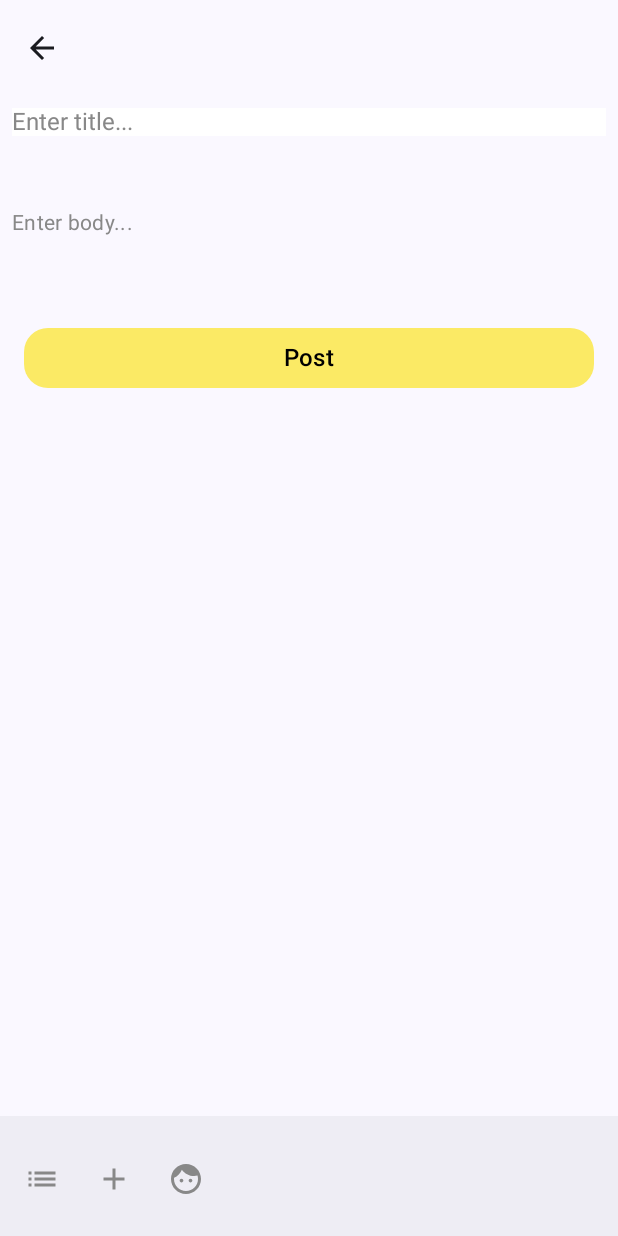
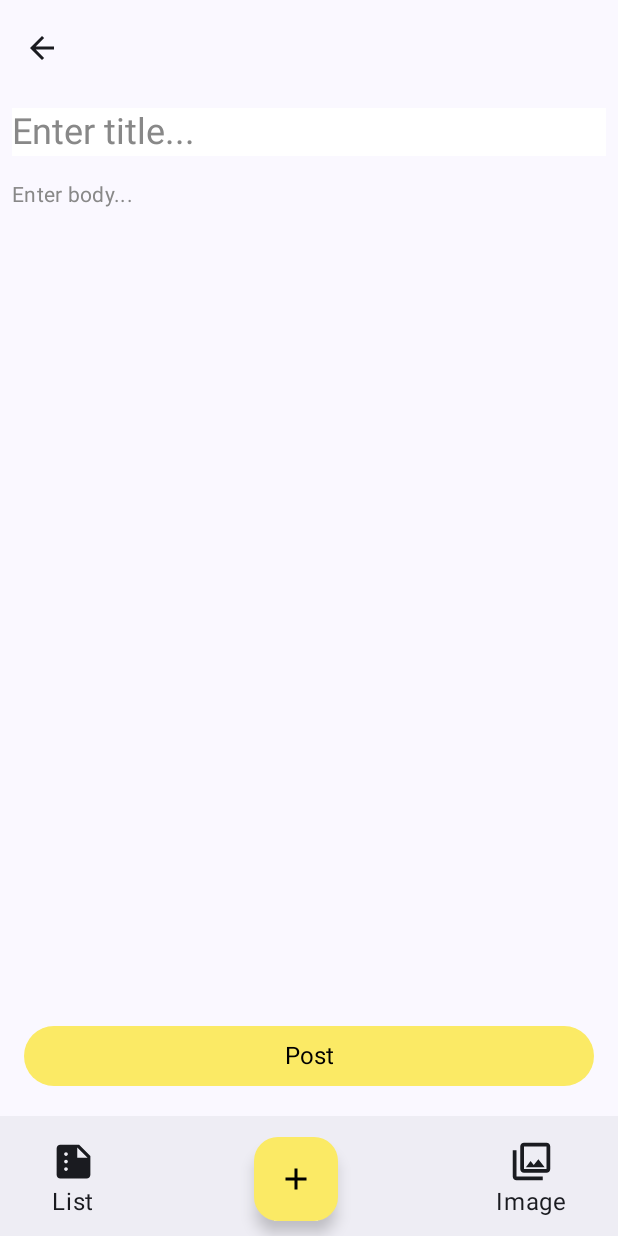
Before and after one commit to mikaaali/crud-playground, an Android app built with Jetpack Compose: the EditScreen screen opened through its navigation route, on a phone screen of 412 x 824 dp. Run offline under Robolectric (Android 15) with nearby library versions, the phone set to English and light mode, and no system bars; network calls fail.

Commit message:
update UI to look more modern

```diff
--- a/app/src/main/java/com/mikali/crudplayground/navigation/NavigationComponent.kt
+++ b/app/src/main/java/com/mikali/crudplayground/navigation/NavigationComponent.kt
@@ -1,30 +1,39 @@
 package com.mikali.crudplayground.navigation
 
-import androidx.compose.material3.ExperimentalMaterial3Api
-import androidx.compose.material3.Scaffold
+import androidx.compose.foundation.layout.Box
+import androidx.compose.foundation.layout.Column
+import androidx.compose.foundation.layout.fillMaxSize
 import androidx.compose.runtime.Composable
 import androidx.compose.runtime.mutableStateOf
 import androidx.compose.runtime.remember
+import androidx.compose.ui.Modifier
 import androidx.navigation.compose.NavHost
 import androidx.navigation.compose.composable
 import androidx.navigation.compose.rememberNavController
 import com.mikali.crudplayground.ui.CustomBottomAppBar
+import com.mikali.crudplayground.ui.common.CardActionDialog
 import com.mikali.crudplayground.ui.edit.EditScreen
 import com.mikali.crudplayground.ui.image.ImageScreen
-import com.mikali.crudplayground.ui.list.CardActionDialog
 import com.mikali.crudplayground.ui.list.ListScreen
 
-@OptIn(ExperimentalMaterial3Api::class)
 @Composable
 fun StartNavigation() {
     val navController = rememberNavController()
 
     //TODO-move to viewModel
-    var showDialog = remember { mutableStateOf(false) }
+    var showListScreenDialog = remember { mutableStateOf(false) }
+    var showPhotoScreenDialog = remember { mutableStateOf(false) }
 
-    Scaffold(
-        bottomBar = { CustomBottomAppBar(navController) }
-    ) { _ ->
+    //TODO-move to viewModel, currently use this to track for icon changes when clicked
+    val currentScreen = remember { mutableStateOf(NavigationScreens.LIST) }
+
+    Column(
+        Modifier.fillMaxSize()
+    ) {
+        Box(
+            // take up all the remaining space after consider the other child first (the other child is bottom app bar)
+            modifier = Modifier.weight(1f)
+        ) {
             // nav host holds all of the composable screens
             NavHost(
                 navController = navController,
@@ -32,24 +41,45 @@ fun StartNavigation() {
             ) {
                 composable(route = NavigationScreens.LIST.name) {
                     ListScreen(
-                    showDialog = showDialog
+                        showDialog = showListScreenDialog
                     )
                 }
                 composable(route = NavigationScreens.EDIT.name) {
                     EditScreen(
+                        currentScreen = currentScreen,
                         navController = navController,
                     )
                 }
                 composable(route = NavigationScreens.IMAGE.name) {
-                ImageScreen()
-            }
+                    ImageScreen(
+                        showDialog = showPhotoScreenDialog
+                    )
                 }
             }
 
-    // Show Dialog on Card Click
-    if (showDialog.value) {
-        CardActionDialog(onDismiss = { showDialog.value = false }, navController = navController)
+            if (showPhotoScreenDialog.value) {
+                CardActionDialog(
+                    items = listOf("Download", "Some other action"),
+                    currentScreen = currentScreen,
+                    onDismiss = { showPhotoScreenDialog.value = false },
+                    navController = navController
+                )
             }
 
+            // Show Dialog on Card Click
+            if (showListScreenDialog.value) {
+                CardActionDialog(
+                    items = listOf("Edit", "Delete"),
+                    currentScreen = currentScreen,
+                    onDismiss = { showListScreenDialog.value = false },
+                    navController = navController,
+                )
+            }
+        }
+
+        if (currentScreen.value != NavigationScreens.EDIT) {
+            CustomBottomAppBar(currentScreen, navController)
+        }
 
     }
+}
--- a/app/src/main/java/com/mikali/crudplayground/ui/BottomNavigation.kt
+++ b/app/src/main/java/com/mikali/crudplayground/ui/BottomNavigation.kt
@@ -1,42 +1,118 @@
 package com.mikali.crudplayground.ui
 
+import androidx.compose.foundation.clickable
+import androidx.compose.foundation.interaction.MutableInteractionSource
+import androidx.compose.foundation.layout.Arrangement
+import androidx.compose.foundation.layout.Box
+import androidx.compose.foundation.layout.Column
+import androidx.compose.foundation.layout.Row
+import androidx.compose.foundation.layout.fillMaxWidth
+import androidx.compose.foundation.layout.padding
+import androidx.compose.foundation.layout.size
 import androidx.compose.material.icons.Icons
 import androidx.compose.material.icons.filled.Add
-import androidx.compose.material.icons.filled.Face
-import androidx.compose.material.icons.filled.List
+import androidx.compose.material.icons.filled.PhotoLibrary
+import androidx.compose.material.icons.filled.Summarize
+import androidx.compose.material.icons.outlined.PhotoLibrary
+import androidx.compose.material.icons.outlined.Summarize
 import androidx.compose.material3.BottomAppBar
+import androidx.compose.material3.FloatingActionButton
 import androidx.compose.material3.Icon
-import androidx.compose.material3.IconButton
+import androidx.compose.material3.Text
 import androidx.compose.runtime.Composable
+import androidx.compose.runtime.MutableState
+import androidx.compose.runtime.remember
+import androidx.compose.ui.Alignment
+import androidx.compose.ui.Modifier
 import androidx.compose.ui.graphics.Color
+import androidx.compose.ui.unit.dp
 import androidx.navigation.NavController
 import com.mikali.crudplayground.navigation.NavigationScreens
 import com.mikali.crudplayground.ui.theme.Yellow
 
 @Composable
-fun CustomBottomAppBar(navController: NavController) {
+fun CustomBottomAppBar(
+    currentScreen: MutableState<NavigationScreens>,
+    navController: NavController,
+) {
     BottomAppBar {
-        val currentDestination = navController.currentBackStackEntry?.destination?.route
-        NavigationScreens.values().forEach {
-            IconButton(
+
+        Row(
+            modifier = Modifier
+                .fillMaxWidth()
+                .padding(horizontal = 30.dp),
+            horizontalArrangement = Arrangement.SpaceBetween,
+            verticalAlignment = Alignment.CenterVertically
+        ) {
+            NavigationScreens.values().forEach { screen ->
+                Box(modifier = Modifier.clickable(
+                    interactionSource = remember { MutableInteractionSource() },
+                    indication = null,
                     onClick = {
-                    navController.navigate(route = it.name) {
+                        navController.navigate(route = screen.name) {
+                            currentScreen.value = screen
+
+                            if (screen == NavigationScreens.EDIT) {
+                                //clear current stack have just list screen, since that's what we set as the start destination
                                 popUpTo(navController.graph.startDestinationId)
+                            }
+
+                            //don't add another instance of the screen to the stack, when we are already on this screen
                             launchSingleTop = true
                         }
                     }
+                )) {
+                    Column(
+                        horizontalAlignment = Alignment.CenterHorizontally,
+                        verticalArrangement = Arrangement.Center
                     ) {
-                val icon = when (it) {
-                    NavigationScreens.LIST -> Icons.Default.List
-                    NavigationScreens.EDIT -> Icons.Default.Add
-                    NavigationScreens.IMAGE -> Icons.Default.Face
+                        if (screen == NavigationScreens.EDIT) {
+                            FloatingActionButton(
+                                onClick = {
+                                    navController.navigate(route = screen.name) {
+                                        currentScreen.value = screen
+
+                                        if (screen == NavigationScreens.EDIT) {
+                                            popUpTo(navController.graph.startDestinationId)
                                         }
+
+                                        launchSingleTop = true
+                                    }
+                                },
+                                containerColor = Yellow,
+                                contentColor = Color.Black
+                            ) {
                                 Icon(
-                    imageVector = icon,
+                                    imageVector = Icons.Default.Add,
+                                    contentDescription = null
+                                )
+                            }
+                        } else {
+                            val iconSize = 30.dp
+                            val icon = when (screen) {
+                                NavigationScreens.LIST -> if (currentScreen.value == screen) Icons.Filled.Summarize else Icons.Outlined.Summarize
+                                NavigationScreens.IMAGE -> if (currentScreen.value == screen) Icons.Filled.PhotoLibrary else Icons.Outlined.PhotoLibrary
+                                else -> null
+                            }
+
+                            icon?.let {
+                                Icon(
+                                    imageVector = it,
                                     contentDescription = null,
-                    tint = if (currentDestination == it.name) Yellow else Color.Gray
+                                    modifier = Modifier.size(iconSize)
                                 )
+                            }
+
+                            // Add text only for LIST and IMAGE
+                            when (screen) {
+                                NavigationScreens.LIST -> Text("List")
+                                NavigationScreens.IMAGE -> Text("Image")
+                                else -> {}
                             }
                         }
                     }
                 }
+            }
+        }
+    }
+}
--- a/app/src/main/java/com/mikali/crudplayground/ui/edit/EditScreen.kt
+++ b/app/src/main/java/com/mikali/crudplayground/ui/edit/EditScreen.kt
@@ -5,14 +5,12 @@ import androidx.compose.foundation.layout.Box
 import androidx.compose.foundation.layout.Column
 import androidx.compose.foundation.layout.fillMaxSize
 import androidx.compose.foundation.layout.fillMaxWidth
-import androidx.compose.foundation.layout.height
 import androidx.compose.foundation.layout.padding
-import androidx.compose.foundation.shape.RoundedCornerShape
 import androidx.compose.foundation.text.BasicTextField
 import androidx.compose.foundation.text.KeyboardActions
 import androidx.compose.foundation.text.KeyboardOptions
 import androidx.compose.material.icons.Icons
-import androidx.compose.material.icons.filled.ArrowBack
+import androidx.compose.material.icons.automirrored.filled.ArrowBack
 import androidx.compose.material3.Button
 import androidx.compose.material3.ButtonDefaults
 import androidx.compose.material3.ExperimentalMaterial3Api
@@ -23,6 +21,7 @@ import androidx.compose.material3.Scaffold
 import androidx.compose.material3.Text
 import androidx.compose.material3.TopAppBar
 import androidx.compose.runtime.Composable
+import androidx.compose.runtime.MutableState
 import androidx.compose.runtime.State
 import androidx.compose.runtime.collectAsState
 import androidx.compose.ui.Alignment
@@ -36,13 +35,14 @@ import androidx.compose.ui.text.input.ImeAction.Companion.Next
 import androidx.compose.ui.unit.dp
 import androidx.lifecycle.viewmodel.compose.viewModel
 import androidx.navigation.NavHostController
+import com.mikali.crudplayground.navigation.NavigationScreens
 import com.mikali.crudplayground.ui.model.PostItem
 import com.mikali.crudplayground.ui.theme.Yellow
 import com.mikali.crudplayground.viewmodel.PostSharedViewModel
 
 @OptIn(ExperimentalMaterial3Api::class)
 @Composable
-fun EditScreen(navController: NavHostController) {
+fun EditScreen(currentScreen: MutableState<NavigationScreens>, navController: NavHostController) {
 
     val viewModel: PostSharedViewModel = viewModel()
     val singlePostUiState: State<PostItem> = viewModel.singlePostUiState.collectAsState()
@@ -54,9 +54,12 @@ fun EditScreen(navController: NavHostController) {
             TopAppBar(
                 title = { },
                 navigationIcon = {
-                    IconButton(onClick = { navController.popBackStack() }) {
+                    IconButton(onClick = {
+                        navController.popBackStack()
+                        currentScreen.value = NavigationScreens.LIST
+                    }) {
                         Icon(
-                            imageVector = Icons.Default.ArrowBack,
+                            imageVector = Icons.AutoMirrored.Filled.ArrowBack,
                             contentDescription = "Back"
                         )
                     }
@@ -64,12 +67,17 @@ fun EditScreen(navController: NavHostController) {
             )
         }
     ) {
-        Column(
+
+        Box(
             modifier = Modifier
                 .fillMaxSize()
                 .padding(paddingValues = it)
         ) {
-
+            Column(
+                modifier = Modifier
+                    .fillMaxSize()
+                    .padding(bottom = 60.dp)  // To avoid overlapping with the button
+            ) {
                 //Title Text
                 PlaceholderBasicTextField(
                     value = singlePostUiState.value.title ?: "",
@@ -80,7 +88,7 @@ fun EditScreen(navController: NavHostController) {
                         .fillMaxWidth()
                         .padding(8.dp)
                         .background(Color.White), // Set background to white
-                textStyle = MaterialTheme.typography.titleLarge,
+                    textStyle = MaterialTheme.typography.headlineSmall,
                     keyboardOptions = KeyboardOptions.Default.copy(imeAction = Next),
                     keyboardActions = KeyboardActions(
                         onNext = {
@@ -98,7 +106,6 @@ fun EditScreen(navController: NavHostController) {
                     },
                     modifier = Modifier
                         .fillMaxWidth()
-                    .height(100.dp)
                         .padding(8.dp),
                     textStyle = MaterialTheme.typography.bodyMedium,
                     keyboardOptions = KeyboardOptions.Default.copy(imeAction = Done),
@@ -109,20 +116,10 @@ fun EditScreen(navController: NavHostController) {
                     ),
                     placeholderText = "Enter body..."
                 )
+            }
 
-            //TODO- Add this back once learn how to upload an image to server
-//            ImageGrid(
-//                images = listOf(
-//                    R.drawable.ic_launcher_background,
-//                    R.drawable.ic_launcher_background,
-//                    R.drawable.ic_launcher_background,
-//                    R.drawable.ic_launcher_background,
-//                    R.drawable.ic_launcher_background,
-//                    R.drawable.ic_launcher_background,
-//                    R.drawable.ic_launcher_background
-//                ), onAddImageClicked = {/*TODO*/ })
-
-            PostButton(onClick = {
+            PostButton(modifier = Modifier.align(Alignment.BottomCenter), // Align to bottom
+                onClick = {
                     /**
                      * TODO- better practice, track saving status, Loading, Success, and Error
                      * help UI know what is happening in the back if we successfully uploaded
@@ -145,20 +142,23 @@ fun EditScreen(navController: NavHostController) {
 }
 
 @Composable
-private fun PostButton(onClick: () -> Unit) {
+private fun PostButton(
+    modifier: Modifier,
+    onClick: () -> Unit,
+) {
     Button(
         onClick = onClick,
-        shape = RoundedCornerShape(16.dp),
-        modifier = Modifier
+        modifier = modifier
             .fillMaxWidth()
             .padding(16.dp),
         colors = ButtonDefaults.buttonColors(
             containerColor = Yellow
         )
     ) {
-        Text("Post", color = Color.Black, style = MaterialTheme.typography.titleMedium)
+        Text("Post", color = Color.Black, style = MaterialTheme.typography.titleLarge)
     }
 }
+
 
 /**
  * layering a BasicTextField over a Text composable for the placeholder.
--- a/app/src/main/java/com/mikali/crudplayground/ui/list/ListScreen.kt
+++ b/app/src/main/java/com/mikali/crudplayground/ui/list/ListScreen.kt
@@ -107,7 +107,7 @@ fun ListOfLazyCard(
         LazyColumn(
             Modifier.fillMaxSize(),
             contentPadding = PaddingValues(16.dp),
-            verticalArrangement = Arrangement.SpaceBetween,
+            verticalArrangement = Arrangement.spacedBy(12.dp),
         ) {
             if (!refreshing.value) {
                 items(items = postItems) { cardItem ->
--- a/gradle.properties
+++ b/gradle.properties
@@ -21,3 +21,5 @@ kotlin.code.style=official
 # resources declared in the library itself and none from the library's dependencies,
 # thereby reducing the size of the R class for that library
 android.nonTransitiveRClass=true
+#used for code shrinking
+android.enableR8=true
```
Also changed, not shown: app/build.gradle.kts (+9 -1 lines), app/src/main/java/com/mikali/crudplayground/ui/common/CardActionDialog.kt (renamed from app/src/main/java/com/mikali/crudplayground/ui/list/CardActionDialog.kt, +34 -17 lines), app/src/main/java/com/mikali/crudplayground/ui/image/ImageScreen.kt (renamed from app/src/main/java/com/mikali/crudplayground/ui/image/imageScreen.kt, +12 -3 lines). Lines whose indentation alone changed are shown as unchanged.
